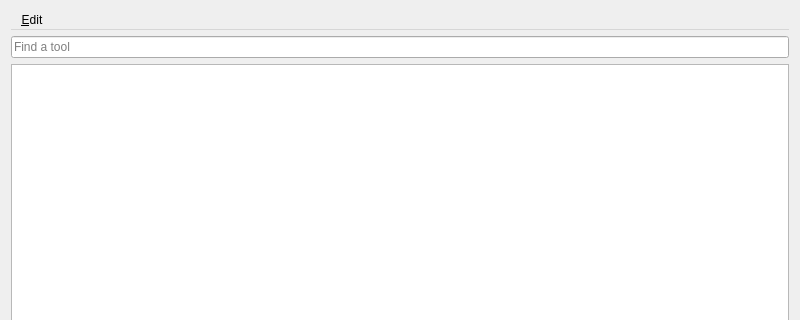
The window that btl/ui/library.ui (knipknap/better-tool-library) describes before a commit, drawn with Qt 5; both pictures show x 0 to 800 and y 0 to 320 of the 800 by 600 pixel window.
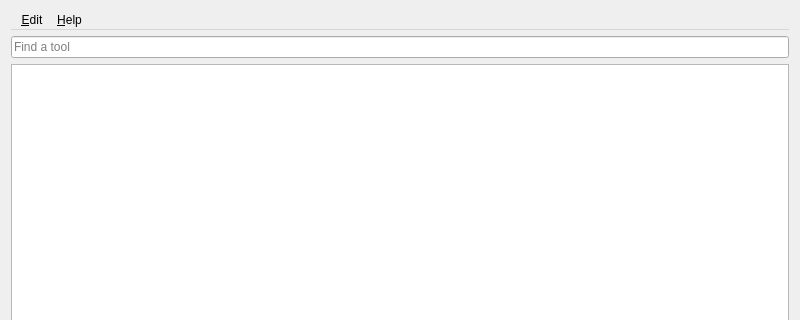
The same window after the commit. Icons and pictures are not drawn.

Commit message: add an about dialog

```diff
--- a/btl/ui/library.ui
+++ b/btl/ui/library.ui
@@ -27,7 +27,14 @@
       <addaction name="separator"/>
       <addaction name="actionPreferences"/>
      </widget>
+     <widget class="QMenu" name="menuAbout">
+      <property name="title">
+       <string>&amp;Help</string>
+      </property>
+      <addaction name="actionAbout"/>
+     </widget>
      <addaction name="menuEdit"/>
+     <addaction name="menuAbout"/>
     </widget>
    </item>
    <item>
```
Left out of the diff: 24 changed lines with no effect on the pictures. The commit also changes 4 other files.
